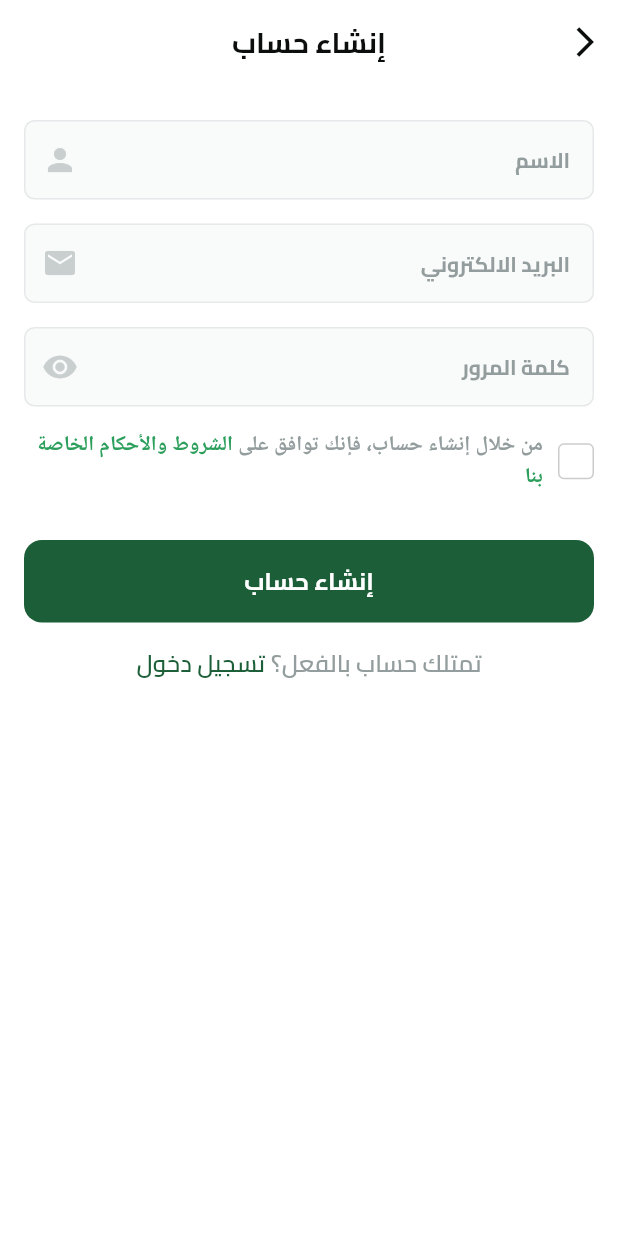
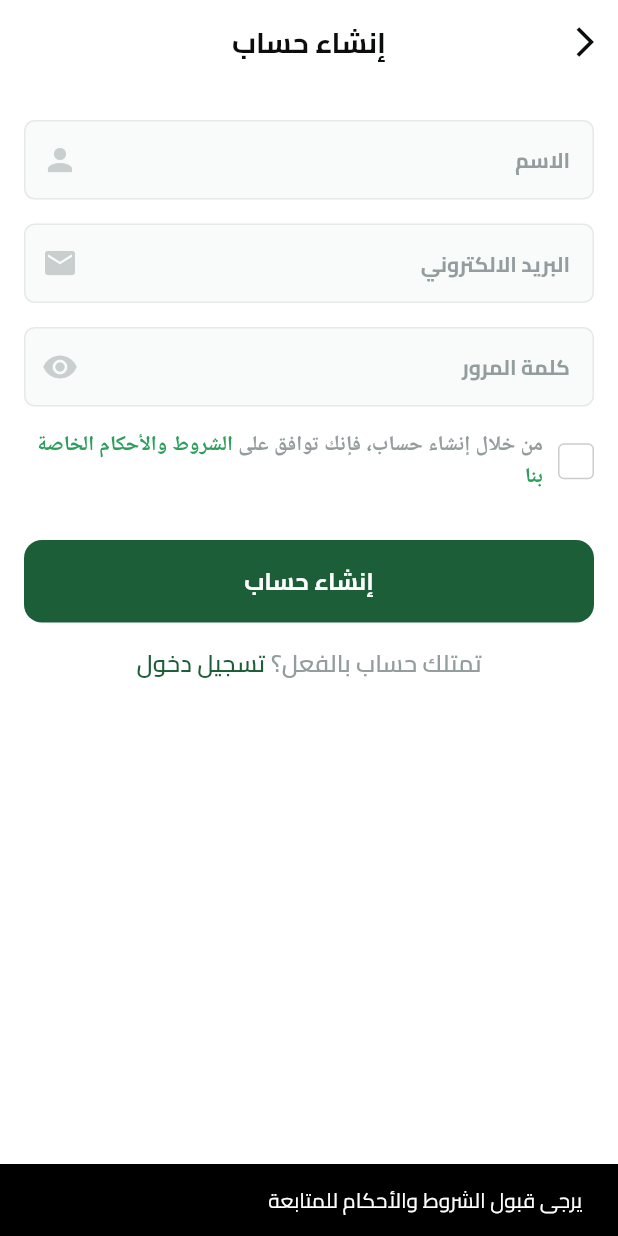
Before and after one commit to mohamedatta24/fruits_ecommerce, a Flutter app: the SignupView screen opened directly, after a tap on "إنشاء حساب", on a phone screen of 412 x 824 dp. Run offline on Flutter 3.47's test engine with Material 3 defaults, Android fonts, the light colour scheme and no system bars; our stand-ins replace dartz, dots_indicator, firebase_auth, firebase_core, flutter_bloc, flutter_svg and 2 more; accounts and stored records are empty.

Commit message:
finsh sign up bloc cubit , firebase auth using naem and email and password and terms condition check

```diff
--- a/lib/core/services/firebase_auth_service.dart
+++ b/lib/core/services/firebase_auth_service.dart
@@ -1,3 +1,5 @@
+import 'dart:developer';
+
 import 'package:firebase_auth/firebase_auth.dart';
 import 'package:fruits_ecommerce/core/errors/custom_exception.dart';
 
@@ -12,6 +14,7 @@ class FirebaseAuthService {
 
       return credential.user!;
     } on FirebaseAuthException catch (e) {
+    log('FirebaseAuthException: ${e.code} - ${e.message}');
       if (e.code == 'weak-password') {
         throw CustomException('The password provided is too weak.');
       } else if (e.code == 'email-already-in-use') {
--- a/lib/features/auth/data/repositories/auth_repos_impel.dart
+++ b/lib/features/auth/data/repositories/auth_repo_impel.dart
@@ -3,12 +3,12 @@ import 'package:fruits_ecommerce/core/errors/failure.dart';
 import 'package:fruits_ecommerce/core/services/firebase_auth_service.dart';
 import 'package:fruits_ecommerce/features/auth/data/models/user_model.dart';
 import 'package:fruits_ecommerce/features/auth/domain/entities/user_entity.dart';
-import 'package:fruits_ecommerce/features/auth/domain/repositories/auth_repos.dart';
+import 'package:fruits_ecommerce/features/auth/domain/repositories/auth_repo.dart';
 
-class AuthReposImpel implements AuthRepos {
+class AuthRepoImpel implements AuthRepo {
   final FirebaseAuthService firebaseAuthService;
 
-  AuthReposImpel({required this.firebaseAuthService});
+  AuthRepoImpel({required this.firebaseAuthService});
 
   @override
   Future<Either<Failure, UserEntity>> createUserWithEmailAndPassword({
--- a/lib/features/auth/domain/repositories/auth_repos.dart
+++ b/lib/features/auth/domain/repositories/auth_repo.dart
@@ -2,7 +2,7 @@ import 'package:dartz/dartz.dart';
 import 'package:fruits_ecommerce/core/errors/failure.dart';
 import 'package:fruits_ecommerce/features/auth/domain/entities/user_entity.dart';
 
-abstract class AuthRepos {
+abstract class AuthRepo {
   Future<Either<Failure, UserEntity>> createUserWithEmailAndPassword({
     required String name,
     required String email,
--- a/lib/features/auth/presentation/cubits/signup/signup_cubit.dart
+++ b/lib/features/auth/presentation/cubits/signup/signup_cubit.dart
@@ -1,12 +1,13 @@
 import 'package:flutter/material.dart';
 import 'package:flutter_bloc/flutter_bloc.dart';
-import 'package:fruits_ecommerce/features/auth/domain/repositories/auth_repos.dart';
+import 'package:fruits_ecommerce/features/auth/domain/entities/user_entity.dart';
+import 'package:fruits_ecommerce/features/auth/domain/repositories/auth_repo.dart';
 
 part 'signup_state.dart';
 
 class SignupCubit extends Cubit<SignupState> {
   SignupCubit(this.authRepos) : super(SignupInitial());
-  final AuthRepos authRepos;
+  final AuthRepo authRepos;
 
   Future<void> signup({
     required String name,
@@ -21,7 +22,7 @@ class SignupCubit extends Cubit<SignupState> {
     );
     result.fold(
       (failure) => emit(SignupFailure(failure.message)),
-      (user) => emit(SignupSuccess()),
+      (user) => emit(SignupSuccess(user)),
     );
   }
 }
--- a/lib/features/auth/presentation/cubits/signup/signup_state.dart
+++ b/lib/features/auth/presentation/cubits/signup/signup_state.dart
@@ -7,7 +7,11 @@ class SignupInitial extends SignupState {}
 
 class SignupLoading extends SignupState {}
 
-class SignupSuccess extends SignupState {}
+class SignupSuccess extends SignupState {
+  final UserEntity user;
+
+  SignupSuccess(this.user);
+}
 
 class SignupFailure extends SignupState {
   final String errorMessage;
--- a/lib/features/auth/presentation/views/signup_view.dart
+++ b/lib/features/auth/presentation/views/signup_view.dart
@@ -1,15 +1,21 @@
 import 'package:flutter/material.dart';
+import 'package:flutter_bloc/flutter_bloc.dart';
+import 'package:fruits_ecommerce/core/services/dependency_injection.dart';
 import 'package:fruits_ecommerce/core/widgets/custom_app_bar.dart';
-import 'package:fruits_ecommerce/features/auth/presentation/views/widgets/signup_view_body.dart';
+import 'package:fruits_ecommerce/features/auth/presentation/cubits/signup/signup_cubit.dart';
+import 'package:fruits_ecommerce/features/auth/presentation/views/widgets/signup_view_body_bloc_consumer.dart';
 
 class SignupView extends StatelessWidget {
   const SignupView({super.key});
 
   @override
   Widget build(BuildContext context) {
-    return Scaffold(
-      appBar: buildAppBar(context, title: "إنشاء حساب"),
-      body: const SafeArea(child: SignupViewBody()),
+    return BlocProvider(
+      create: (context) => getIt<SignupCubit>(),
+      child: Scaffold(
+        appBar: buildAppBar(context, title: "إنشاء حساب"),
+        body: const SafeArea(child: SignupViewBodyBlocConsumer()),
+      ),
     );
   }
 }
--- a/lib/features/auth/presentation/views/widgets/password_field.dart
+++ b/lib/features/auth/presentation/views/widgets/custom_password_field.dart
@@ -2,16 +2,16 @@ import 'package:flutter/material.dart';
 import 'package:fruits_ecommerce/features/auth/presentation/views/widgets/custom_text_form_field.dart';
 
 // ignore: must_be_immutable
-class PasswordField extends StatefulWidget {
-  const PasswordField({super.key, this.controller});
+class CustomPasswordField extends StatefulWidget {
+  const CustomPasswordField({super.key, this.controller});
 
   final TextEditingController? controller;
 
   @override
-  State<PasswordField> createState() => _PasswordFieldState();
+  State<CustomPasswordField> createState() => _CustomPasswordFieldState();
 }
 
-class _PasswordFieldState extends State<PasswordField> {
+class _CustomPasswordFieldState extends State<CustomPasswordField> {
   bool obscureText = false;
 
   @override
--- a/lib/features/auth/presentation/views/widgets/login_view_body.dart
+++ b/lib/features/auth/presentation/views/widgets/login_view_body.dart
@@ -5,12 +5,13 @@ import 'package:fruits_ecommerce/core/widgets/custom_button.dart';
 import 'package:fruits_ecommerce/features/auth/presentation/views/widgets/custom_text_form_field.dart';
 import 'package:fruits_ecommerce/features/auth/presentation/views/widgets/dont_have_an_account.dart';
 import 'package:fruits_ecommerce/features/auth/presentation/views/widgets/forgot_your_password.dart';
-import 'package:fruits_ecommerce/features/auth/presentation/views/widgets/password_field.dart';
+import 'package:fruits_ecommerce/features/auth/presentation/views/widgets/custom_password_field.dart';
 import 'package:fruits_ecommerce/features/auth/presentation/views/widgets/social_button.dart';
 
 class LoginViewBody extends StatelessWidget {
   const LoginViewBody({super.key});
 
+  @override
   @override
   Widget build(BuildContext context) {
     return Padding(
@@ -25,7 +26,7 @@ class LoginViewBody extends StatelessWidget {
               suffixIcon: Icon(Icons.email, color: Color(0xffC9CECF)),
             ),
             const SizedBox(height: 16.0),
-            const PasswordField(),
+            const CustomPasswordField(),
             const SizedBox(height: 16.0),
             ForgotYourPassword(onTap: () {}),
             const SizedBox(height: 32.0),
--- a/lib/features/auth/presentation/views/widgets/signup_view_body.dart
+++ b/lib/features/auth/presentation/views/widgets/signup_view_body.dart
@@ -1,40 +1,88 @@
 import 'package:flutter/material.dart';
+import 'package:flutter_bloc/flutter_bloc.dart';
 import 'package:fruits_ecommerce/constants.dart';
 import 'package:fruits_ecommerce/core/widgets/custom_button.dart';
+import 'package:fruits_ecommerce/features/auth/presentation/cubits/signup/signup_cubit.dart';
 import 'package:fruits_ecommerce/features/auth/presentation/views/widgets/already_have_an_account.dart';
 import 'package:fruits_ecommerce/features/auth/presentation/views/widgets/custom_text_form_field.dart';
-import 'package:fruits_ecommerce/features/auth/presentation/views/widgets/password_field.dart';
+import 'package:fruits_ecommerce/features/auth/presentation/views/widgets/custom_password_field.dart';
 import 'package:fruits_ecommerce/features/auth/presentation/views/widgets/terms_and_conditions_widget.dart';
 
-class SignupViewBody extends StatelessWidget {
+class SignupViewBody extends StatefulWidget {
   const SignupViewBody({super.key});
 
+  @override
+  State<SignupViewBody> createState() => _SignupViewBodyState();
+}
+
+class _SignupViewBodyState extends State<SignupViewBody> {
+  TextEditingController nameController = TextEditingController();
+  TextEditingController emailController = TextEditingController();
+  TextEditingController passwordController = TextEditingController();
+
+  GlobalKey<FormState> formKey = GlobalKey<FormState>();
+  AutovalidateMode autovalidateMode = AutovalidateMode.disabled;
+
+  bool isTermsAccepted = false;
   @override
   Widget build(BuildContext context) {
     return Padding(
       padding: const EdgeInsets.symmetric(horizontal: kHorizontalPadding),
+      child: Form(
+        key: formKey,
+        autovalidateMode: autovalidateMode,
         child: Column(
           children: [
             const SizedBox(height: 24.0),
             CustomTextFormField(
+              controller: nameController,
               hintText: "الاسم",
               suffixIcon: Icon(Icons.person, color: Color(0xffC9CECF)),
             ),
             const SizedBox(height: 16.0),
             CustomTextFormField(
+              controller: emailController,
               hintText: "البريد الالكتروني",
               suffixIcon: Icon(Icons.email, color: Color(0xffC9CECF)),
             ),
             const SizedBox(height: 16.0),
-          const PasswordField(),
+            CustomPasswordField(controller: passwordController),
             const SizedBox(height: 16.0),
-          TermsAndConditionsWidget(onChanged: (value) {}),
+            TermsAndConditionsWidget(
+              onChanged: (value) {
+                isTermsAccepted = value;
+                setState(() {});
+              },
+            ),
             const SizedBox(height: 32.0),
-          CustomButton(text: "إنشاء حساب", onTap: () {}),
+            CustomButton(
+              text: "إنشاء حساب",
+              onTap: () {
+                if (isTermsAccepted) {
+                  if (formKey.currentState!.validate()) {
+                    context.read<SignupCubit>().signup(
+                      name: nameController.text,
+                      email: emailController.text,
+                      password: passwordController.text,
+                    );
+                  } else {
+                    autovalidateMode = AutovalidateMode.always;
+                    setState(() {});
+                  }
+                } else {
+                  ScaffoldMessenger.of(context).showSnackBar(
+                    const SnackBar(
+                      content: Text("يرجى قبول الشروط والأحكام للمتابعة"),
+                    ),
+                  );
+                }
+              },
+            ),
             const SizedBox(height: 16.0),
             const AlreadyHaveAnAccount(),
           ],
         ),
+      ),
     );
   }
 }
--- /dev/null
+++ b/lib/features/auth/presentation/views/widgets/signup_view_body_bloc_consumer.dart
@@ -0,0 +1,31 @@
+import 'package:flutter/material.dart';
+import 'package:flutter_bloc/flutter_bloc.dart';
+import 'package:fruits_ecommerce/features/auth/presentation/cubits/signup/signup_cubit.dart';
+import 'package:fruits_ecommerce/features/auth/presentation/views/widgets/signup_view_body.dart';
+
+class SignupViewBodyBlocConsumer extends StatelessWidget {
+  const SignupViewBodyBlocConsumer({super.key});
+
+  @override
+  Widget build(BuildContext context) {
+    return BlocConsumer<SignupCubit, SignupState>(
+      listener: (context, state) {
+        if (state is SignupSuccess) {
+          ScaffoldMessenger.of(
+            context,
+          ).showSnackBar(SnackBar(content: Text("تم إنشاء الحساب بنجاح")));
+        } else if (state is SignupFailure) {
+          ScaffoldMessenger.of(
+            context,
+          ).showSnackBar(SnackBar(content: Text(state.errorMessage)));
+        }
+      },
+      builder: (context, state) {
+        if (state is SignupLoading) {
+          return const Center(child: CircularProgressIndicator());
+        }
+        return SignupViewBody();
+      },
+    );
+  }
+}
--- a/lib/main.dart
+++ b/lib/main.dart
@@ -1,12 +1,17 @@
+import 'package:firebase_core/firebase_core.dart';
 import 'package:flutter/material.dart';
 import 'package:flutter_localizations/flutter_localizations.dart';
+import 'package:fruits_ecommerce/core/services/dependency_injection.dart';
 import 'package:fruits_ecommerce/core/services/shared_prefs.dart';
 import 'package:fruits_ecommerce/features/splash/presentation/views/splash_view.dart';
+import 'package:fruits_ecommerce/firebase_options.dart';
 import 'package:fruits_ecommerce/generated/l10n.dart';
 
 void main() async {
   WidgetsFlutterBinding.ensureInitialized();
+  await Firebase.initializeApp(options: DefaultFirebaseOptions.currentPlatform);
   await SharedPrefs.init();
+  setupGetIt();
   runApp(const FruitsEcommerce());
 }
 
--- a/pubspec.yaml
+++ b/pubspec.yaml
@@ -32,12 +32,14 @@ dependencies:
   dartz: ^0.10.1
   dots_indicator: ^4.0.1
   firebase_auth: ^6.3.0
+  firebase_core: ^4.6.0
   flutter:
     sdk: flutter
   flutter_bloc: ^9.1.1
   flutter_localizations:
     sdk: flutter
   flutter_svg: ^2.2.4
+  get_it: ^9.2.1
   shared_preferences: ^2.5.5
 
 dev_dependencies:
```
Also changed, not shown: lib/core/services/dependency_injection.dart (added, +17 -0 lines), pubspec.lock, 1 other file. Lines whose indentation alone changed are shown as unchanged.
